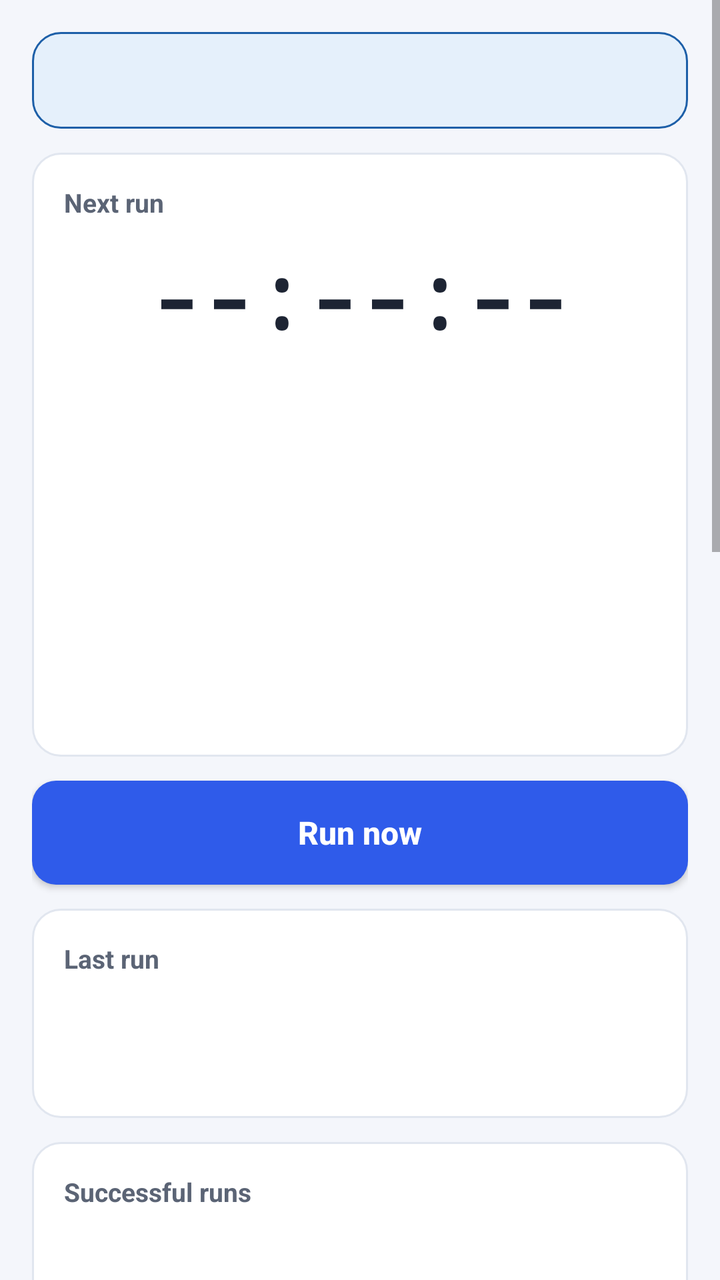
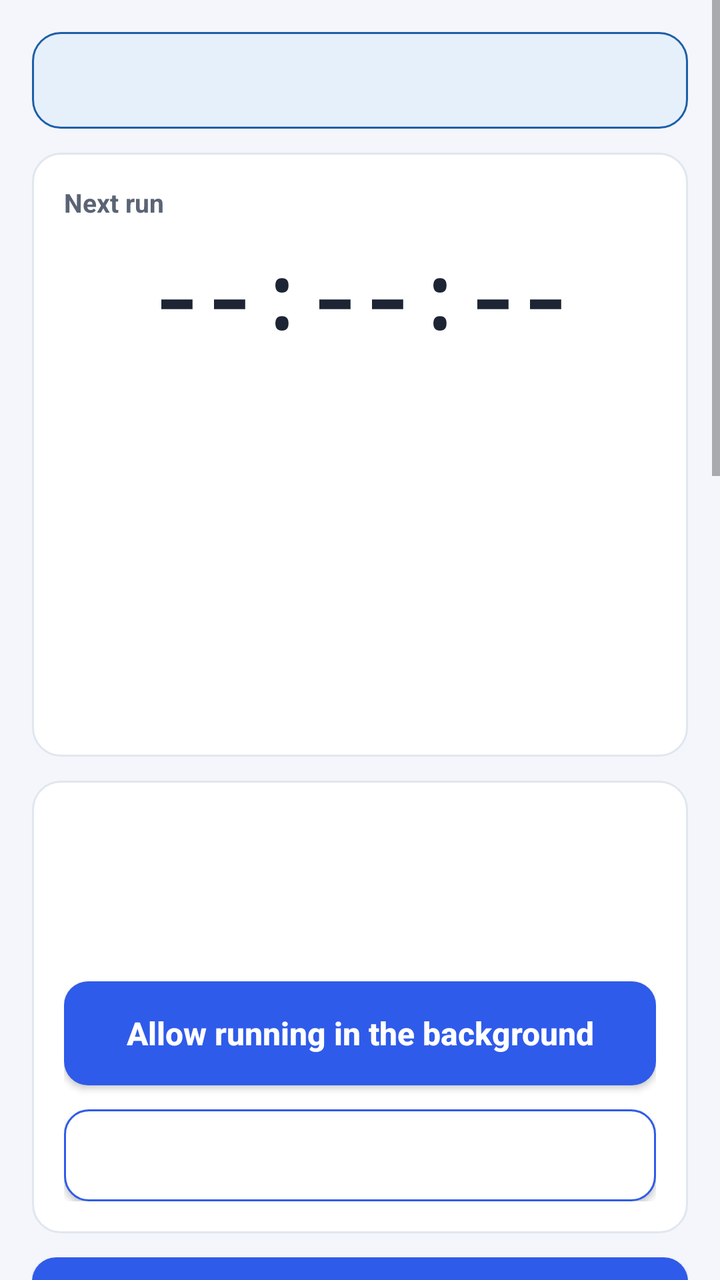

Compare the two renders of this Android layout. The source of the first and the diff that turns it into the second are given below.
<!-- AndroidManifest.xml: application theme AppTheme -->
<!-- res/layout/activity_main.xml -->
<?xml version="1.0" encoding="utf-8"?>
<ScrollView xmlns:android="http://schemas.android.com/apk/res/android"
    android:layout_width="match_parent"
    android:layout_height="match_parent"
    android:fillViewport="true"
    android:fitsSystemWindows="true">

    
    <LinearLayout
        android:layout_width="match_parent"
        android:layout_height="wrap_content"
        android:focusableInTouchMode="true"
        android:orientation="vertical"
        android:padding="16dp">

        <TextView
            android:id="@+id/statusBanner"
            style="@style/Banner"
            android:background="@drawable/bg_banner_neutral" />

        
        <LinearLayout style="@style/Card">

            <TextView
                style="@style/CardTitle"
                android:text="@string/section_next_run" />

            <TextView
                android:id="@+id/nextClock"
                style="@style/BigClock"
                android:text="@string/next_no_time" />

            <TextView
                android:id="@+id/nextDate"
                style="@style/Muted"
                android:gravity="center" />

            <TextView
                android:id="@+id/nextCountdown"
                style="@style/Body"
                android:layout_marginTop="4dp"
                android:gravity="center"
                android:textStyle="bold" />

            <TextView
                android:id="@+id/nextRange"
                style="@style/Body"
                android:layout_marginTop="8dp"
                android:gravity="center"
                android:textStyle="bold" />

            <TextView
                android:id="@+id/nextLimit"
                style="@style/Muted"
                android:layout_marginTop="2dp"
                android:gravity="center" />

            <TextView
                android:id="@+id/scheduleConfirmation"
                style="@style/Muted"
                android:layout_marginTop="8dp"
                android:gravity="center" />

            <TextView
                android:id="@+id/scheduleOrigin"
                style="@style/Muted"
                android:layout_marginTop="2dp"
                android:gravity="center" />

            <TextView
                android:id="@+id/missedRuns"
                style="@style/Body"
                android:layout_marginTop="10dp"
                android:gravity="center"
                android:padding="10dp"
                android:textStyle="bold" />
        </LinearLayout>

        <Button
            android:id="@+id/runNow"
            style="@style/PrimaryButton"
            android:text="@string/run_now" />

        
        <LinearLayout style="@style/Card">

            <TextView
                style="@style/CardTitle"
                android:text="@string/section_last_run" />

            <TextView
                android:id="@+id/lastRunTitle"
                style="@style/Body"
                android:textSize="17sp"
                android:textStyle="bold" />

            
            <TextView
                android:id="@+id/lastRunBody"
                style="@style/Body"
                android:layout_marginTop="4dp" />
        </LinearLayout>

        
        <LinearLayout style="@style/Card">

            <TextView
                style="@style/CardTitle"
                android:text="@string/section_successful_runs" />

            <TextView
                android:id="@+id/successfulRuns"
                style="@style/Body"
                android:lineSpacingExtra="6dp" />

            <Button
                android:id="@+id/viewHistory"
                style="@style/SecondaryButton" />

            <Button
                android:id="@+id/clearHistory"
                style="@style/SecondaryButton"
                android:text="@string/clear_history" />
        </LinearLayout>

        
        <LinearLayout style="@style/Card">

            <TextView
                style="@style/CardTitle"
                android:text="@string/section_settings" />

            <TextView
                style="@style/Body"
                android:text="@string/label_server"
                android:textStyle="bold" />

            <EditText
                android:id="@+id/serverUrl"
                style="@style/Input"
                android:layout_marginTop="6dp"
                android:hint="@string/server_url_hint"
                android:importantForAutofill="no"
                android:inputType="textUri"
                android:textDirection="ltr" />

            <TextView
                style="@style/Muted"
                android:layout_marginTop="6dp"
                android:text="@string/server_hint" />

            <Button
                android:id="@+id/createFresh"
                style="@style/PrimaryButton"
                android:text="@string/btn_create_fresh" />

            <LinearLayout
                android:layout_width="match_parent"
                android:layout_height="wrap_content"
                android:orientation="horizontal">

                <Button
                    android:id="@+id/saveUrl"
                    style="@style/SecondaryButton"
                    android:layout_width="0dp"
                    android:layout_marginEnd="6dp"
                    android:layout_weight="1"
                    android:text="@string/save_url" />

                <Button
                    android:id="@+id/openViewer"
                    style="@style/SecondaryButton"
                    android:layout_width="0dp"
                    android:layout_marginStart="6dp"
                    android:layout_weight="1"
                    android:text="@string/view_received" />
            </LinearLayout>

            <CheckBox
                android:id="@+id/autoRenew"
                android:layout_width="match_parent"
                android:layout_height="wrap_content"
                android:layout_marginTop="8dp"
                android:text="@string/auto_renew_label"
                android:textColor="@color/text"
                android:textSize="14sp" />

            <TextView
                style="@style/Body"
                android:layout_marginTop="18dp"
                android:text="@string/label_interval"
                android:textStyle="bold" />

            <LinearLayout
                android:layout_width="match_parent"
                android:layout_height="wrap_content"
                android:layout_marginTop="6dp"
                android:gravity="center_vertical"
                android:orientation="horizontal">

                <EditText
                    android:id="@+id/intervalMinutes"
                    style="@style/Input"
                    android:layout_width="110dp"
                    android:gravity="center"
                    android:hint="@string/minutes_hint"
                    android:importantForAutofill="no"
                    android:inputType="number"
                    android:maxLength="6" />

                <Button
                    android:id="@+id/applyInterval"
                    style="@style/PrimaryButton"
                    android:layout_width="0dp"
                    android:layout_marginStart="12dp"
                    android:layout_marginTop="0dp"
                    android:layout_weight="1"
                    android:text="@string/apply_interval" />
            </LinearLayout>

            <TextView
                android:id="@+id/intervalNote"
                style="@style/Muted"
                android:layout_marginTop="6dp"
                android:text="@string/interval_note" />
        </LinearLayout>

        <Button
            android:id="@+id/openLimits"
            style="@style/SecondaryButton"
            android:text="@string/open_limits" />

        <TextView
            android:id="@+id/footer"
            style="@style/Muted"
            android:layout_marginTop="16dp"
            android:gravity="center" />
    </LinearLayout>
</ScrollView>
<!-- resources referenced by this layout -->
<resources>
  <color name="text">#1D2433</color>
  <!-- drawable bg_banner_neutral (drawable) -->
  <?xml version="1.0" encoding="utf-8"?>
  <shape xmlns:android="http://schemas.android.com/apk/res/android" android:shape="rectangle">
      <solid android:color="@color/info_soft" />
      <stroke android:width="1dp" android:color="@color/info" />
      <corners android:radius="14dp" />
  </shape>
  <string name="apply_interval">Apply and schedule</string>
  <string name="auto_renew_label">Auto-renew the link when it runs out</string>
  <string name="btn_create_fresh">Create a fresh link</string>
  <string name="clear_history">Reset / clear run history</string>
  <string name="interval_note">No fixed minimum: the one-time jobs we use allow any interval, so no value is blocked. The system still throttles real frequency (App Standby buckets, Doze) — see the guide.</string>
  <string name="label_interval">Scan every how many minutes</string>
  <string name="label_server">Test server</string>
  <string name="minutes_hint">minutes</string>
  <string name="next_no_time">--:--:--</string>
  <string name="open_limits">Background limits by version and manufacturer</string>
  <string name="run_now">Run now</string>
  <string name="save_url">Save URL</string>
  <string name="section_last_run">Last run</string>
  <string name="section_next_run">Next run</string>
  <string name="section_settings">Settings</string>
  <string name="section_successful_runs">Successful runs</string>
  <string name="server_hint">A working test URL is set by default, so the app sends out of the box. Tap \"Create a fresh link\" for a new one with its own quota — it is saved automatically, no need to press Save URL. Only the last URL is used; with auto-renew on, the app makes a new one by itself when the current one runs out.</string>
  <string name="server_url_hint">https://webhook.site/…</string>
  <string name="view_received">View received data</string>
  <style name="Banner" parent="Body">
          <item name="android:padding">14dp</item>
          <item name="android:textStyle">bold</item>
      </style>
  <style name="Muted" parent="Body">
          <item name="android:textColor">@color/text_muted</item>
          <item name="android:textSize">13sp</item>
      </style>
  <style name="SecondaryButton" parent="PrimaryButton">
          <item name="android:background">@drawable/bg_button_secondary</item>
          <item name="android:minHeight">46dp</item>
          <item name="android:textColor">@color/primary</item>
          <item name="android:textSize">15sp</item>
      </style>
  <style name="AppTheme" parent="@android:style/Theme.DeviceDefault.Light.DarkActionBar">
          <item name="android:windowBackground">@color/window_bg</item>
      </style>
  <color name="info_soft">#E5F0FB</color>
  <color name="info">#1D5FA8</color>
  <!-- drawable bg_card (drawable) -->
  <?xml version="1.0" encoding="utf-8"?>
  <shape xmlns:android="http://schemas.android.com/apk/res/android" android:shape="rectangle">
      <solid android:color="@color/card_bg" />
      <stroke android:width="1dp" android:color="@color/border" />
      <corners android:radius="14dp" />
  </shape>
  <color name="text_muted">#5B6475</color>
  <!-- drawable bg_input (drawable) -->
  <?xml version="1.0" encoding="utf-8"?>
  <shape xmlns:android="http://schemas.android.com/apk/res/android" android:shape="rectangle">
      <solid android:color="@color/window_bg" />
      <stroke android:width="1dp" android:color="@color/border" />
      <corners android:radius="10dp" />
  </shape>
  <color name="primary">#2F5BEA</color>
  <color name="window_bg">#F4F6FB</color>
  <color name="card_bg">#FFFFFF</color>
  <color name="border">#E1E6EF</color>
  <color name="primary_dark">#1F3FAE</color>
  <color name="primary_soft">#E9EEFE</color>
  <!-- unchanged entries left out for length: 8 -->
</resources>

<!-- the commit's change to res/layout/activity_main.xml (unified diff, before → after) -->
@@ -74,6 +74,36 @@
                 android:gravity="center"
                 android:padding="10dp"
                 android:textStyle="bold" />
+        </LinearLayout>
+
+        
+        <LinearLayout style="@style/Card">
+
+            <TextView
+                android:id="@+id/deviceTitle"
+                style="@style/Body"
+                android:textSize="16sp"
+                android:textStyle="bold" />
+
+            <TextView
+                android:id="@+id/deviceTips"
+                style="@style/Body"
+                android:layout_marginTop="4dp" />
+
+            <TextView
+                android:id="@+id/deviceBattery"
+                style="@style/Body"
+                android:layout_marginTop="6dp"
+                android:textStyle="bold" />
+
+            <Button
+                android:id="@+id/deviceAllowBackground"
+                style="@style/PrimaryButton"
+                android:text="@string/device_allow_background" />
+
+            <Button
+                android:id="@+id/deviceOpenGuide"
+                style="@style/SecondaryButton" />
         </LinearLayout>
 
         <Button
<!-- resource entries referenced after the edit -->
@@ -12,6 +12,7 @@
   <string name="auto_renew_label">Auto-renew the link when it runs out</string>
   <string name="btn_create_fresh">Create a fresh link</string>
   <string name="clear_history">Reset / clear run history</string>
+  <string name="device_allow_background">Allow running in the background</string>
   <string name="interval_note">No fixed minimum: the one-time jobs we use allow any interval, so no value is blocked. The system still throttles real frequency (App Standby buckets, Doze) — see the guide.</string>
   <string name="label_interval">Scan every how many minutes</string>
   <string name="label_server">Test server</string>
